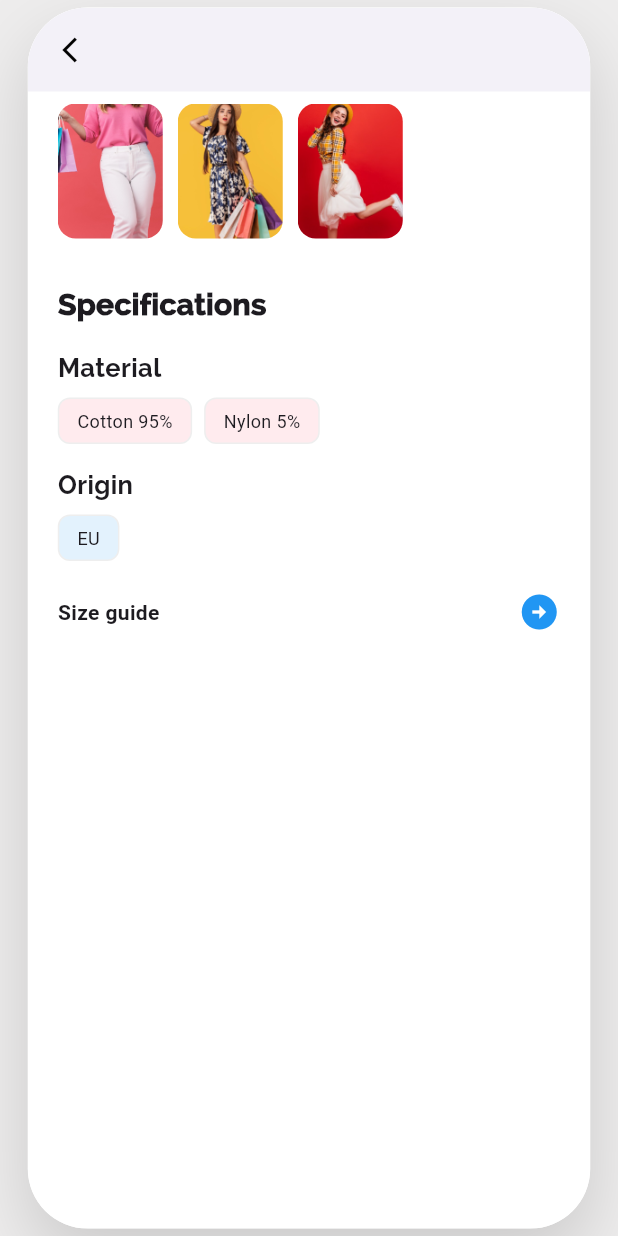
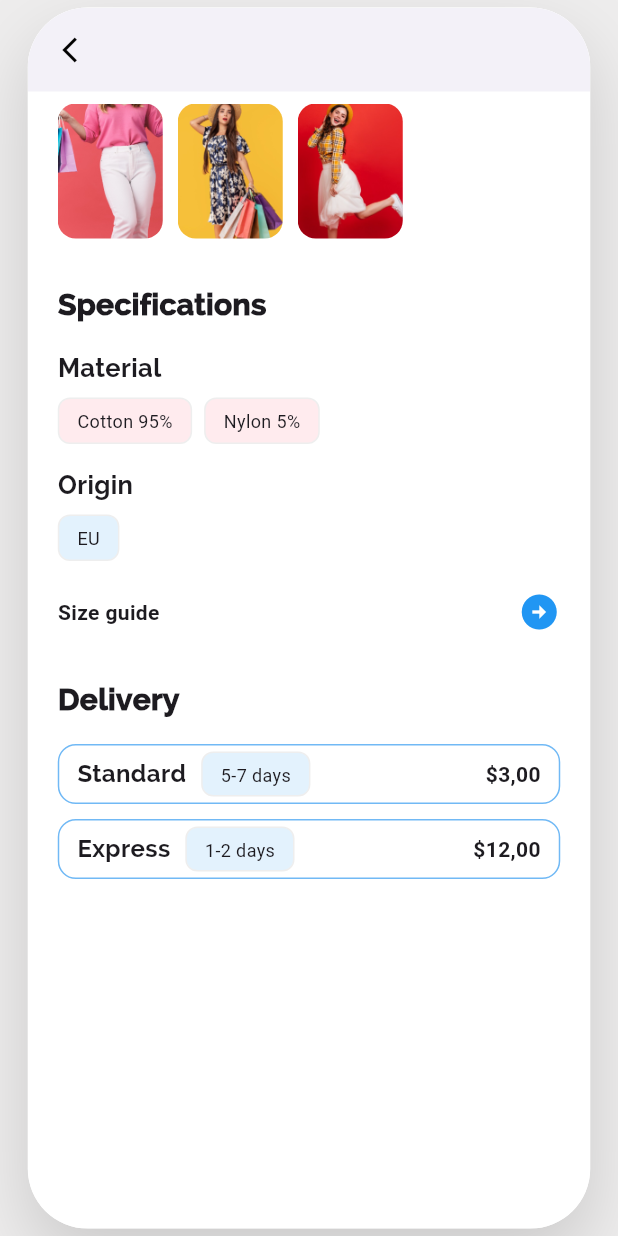
Before and after one commit to daneelsa31/full_product_page, a Flutter app: the screen it shows after launch, scrolled down 576 dp, on a phone screen of 412 x 824 dp. Run offline on Flutter 3.47's test engine with Material 3 defaults, Android fonts, the phone set to English and light mode, and no system bars.

Commit message:
feat: add delivery section with standard and express shipping options

```diff
--- a/lib/main.dart
+++ b/lib/main.dart
@@ -95,8 +95,10 @@ class ProductDetailPage extends StatelessWidget {
                       const SizedBox(height: 15),
                       _buildThumbnailsRow(),
                       const SizedBox(height: 30),
-                      // --- NEW: Specifications ---
                       _buildSpecificationsSection(),
+                      const SizedBox(height: 30),
+                      // --- NEW: Delivery Section ---
+                      _buildDeliverySection(),
                       const SizedBox(height: 1000),
                     ],
                   ),
@@ -192,7 +194,6 @@ class ProductDetailPage extends StatelessWidget {
     );
   }
 
-  // --- NEW: Specifications Sections & Helper ---
   Widget _buildSpecificationsSection() {
     return Column(
       crossAxisAlignment: CrossAxisAlignment.start,
@@ -247,4 +248,50 @@ class ProductDetailPage extends StatelessWidget {
       ],
     );
   }
+
+  // --- NEW: Delivery Section Helpers ---
+  Widget _buildDeliverySection() {
+    return Column(
+      crossAxisAlignment: CrossAxisAlignment.start,
+      children: [
+        _buildSectionTitle("Delivery"),
+        const SizedBox(height: 15),
+        _buildDeliveryBox("Standard", "5-7 days", "\$3,00"),
+        const SizedBox(height: 10),
+        _buildDeliveryBox("Express", "1-2 days", "\$12,00"),
+      ],
+    );
+  }
+
+  Widget _buildDeliveryBox(String type, String days, String price) {
+    return Container(
+      height: 40,
+      padding: const EdgeInsets.all(4),
+      decoration: BoxDecoration(
+        border: Border.all(color: const Color.fromARGB(255, 113, 185, 245)),
+        borderRadius: BorderRadius.circular(12),
+      ),
+      child: Row(
+        children: [
+          const SizedBox(width: 8),
+          Text(
+            type,
+            style: const TextStyle(
+              fontFamily: 'Raleway',
+              fontSize: 16,
+              fontWeight: FontWeight.w700,
+            ),
+          ),
+          const SizedBox(width: 10),
+          _buildTag(days, color: Colors.blue.shade50),
+          const Spacer(),
+          Text(
+            price,
+            style: const TextStyle(fontWeight: FontWeight.bold),
+          ),
+          const SizedBox(width: 8),
+        ],
+      ),
+    );
+  }
 }
```
